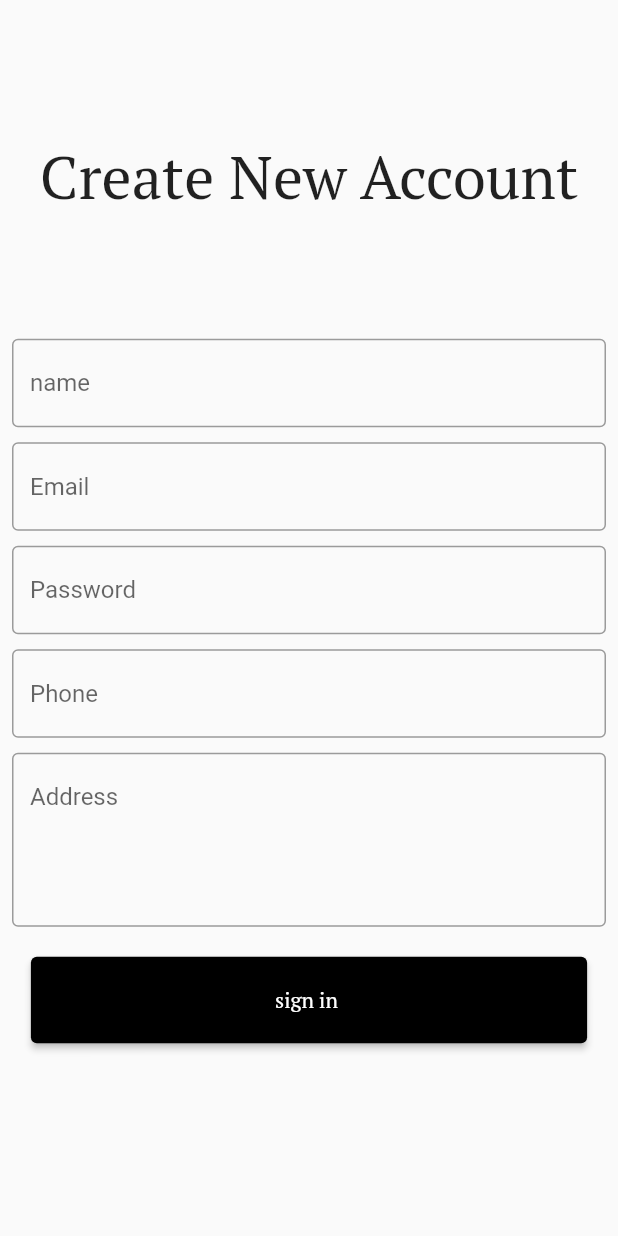
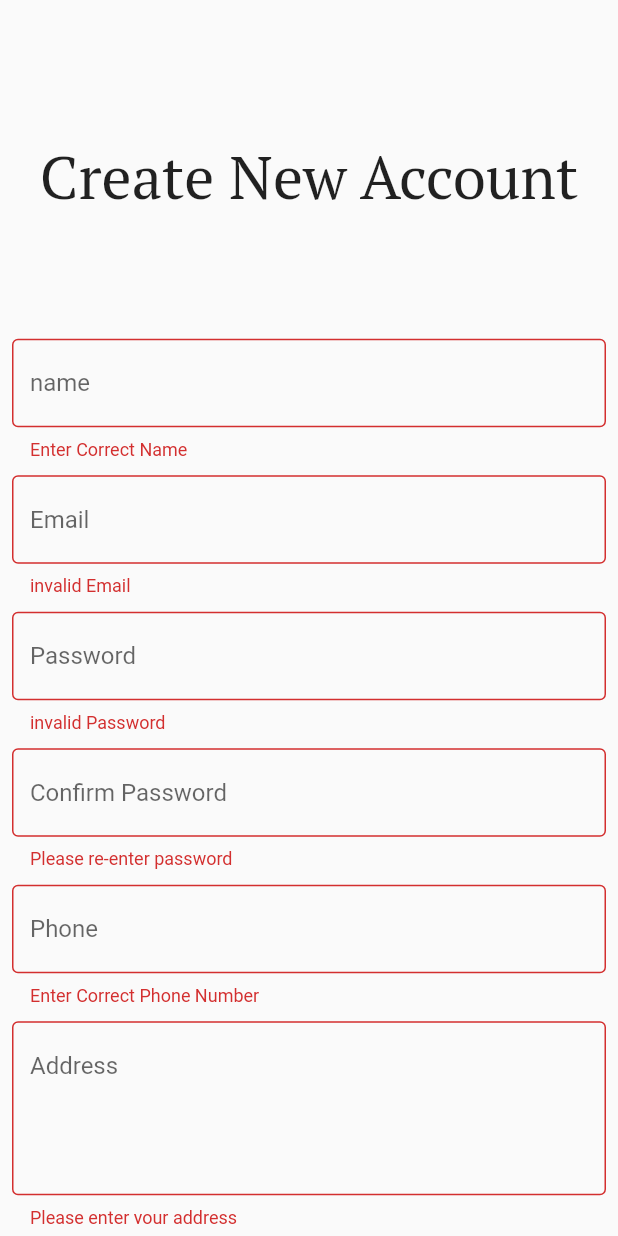
Before and after one commit to binuprasad/loginpage-sqflite, a Flutter app: the CreateAccount screen opened directly, after a tap on "sign in", on a phone screen of 412 x 824 dp. Run offline on Flutter 3.47's test engine with Material 2 defaults, Android fonts, the phone set to English and light mode, and no system bars; our stand-ins replace get, google_fonts, sqflite; accounts and stored records are empty.

Commit message:
ui part completed

```diff
--- a/lib/const/colors.dart
+++ b/lib/const/colors.dart
@@ -5,4 +5,4 @@ import 'package:flutter/material.dart';
 const pink = Colors.pinkAccent;
 const white = Colors.white;
 const black = Colors.black;
-const blue = Colors.blue;
+const blue = Color.fromARGB(255, 20, 115, 192);
--- /dev/null
+++ b/lib/controller/create_account_controller.dart
@@ -0,0 +1,55 @@
+import 'package:flutter/cupertino.dart';
+import 'package:get/get.dart';
+
+class CreateAccountController extends GetxController {
+  final passwordController = TextEditingController();
+  final confirmPasswordController = TextEditingController();
+  final nameController = TextEditingController();
+  final emailController = TextEditingController();
+  final phoneContrller = TextEditingController();
+  final addressController = TextEditingController();
+  final formKey = GlobalKey<FormState>();
+
+  buttonclickValidator() {
+    if (formKey.currentState!.validate()) {
+      return;
+    }
+  }
+
+  nameValidator(value) {
+    if (value.isEmpty || !RegExp(r'^[a-z A-Z]+$').hasMatch(value)) {
+      return "Enter Correct Name";
+    } else {
+      return null;
+    }
+  }
+
+  phoneValidator(value) {
+    if (value.isEmpty ||
+        !RegExp(r'^[+]*[(]{0,1}[0-9]{1,4}[)]{0,1}[-\s\./0-9]*$')
+            .hasMatch(value)) {
+      return "Enter Correct Phone Number";
+    } else {
+      return null;
+    }
+  }
+
+  confirmPasswordValidator(value) {
+    if (value == null || value.isEmpty) {
+      return 'Please re-enter password';
+    }
+    if (passwordController.text != confirmPasswordController.text) {
+      return "password doesnot match";
+    } else {
+      return null;
+    }
+  }
+
+  addressValidator(value) {
+    if (value.isEmpty) {
+      return 'Please enter your address';
+    } else {
+      return null;
+    }
+  }
+}
--- /dev/null
+++ b/lib/controller/login_controller.dart
@@ -0,0 +1,59 @@
+import 'dart:developer';
+
+import 'package:flutter/material.dart';
+import 'package:get/get.dart';
+import 'package:login_page_using_sql/db/db_functions.dart';
+import 'package:login_page_using_sql/model/model.dart';
+
+class LoginController extends GetxController {
+  final formKey = GlobalKey<FormState>();
+  final emailController = TextEditingController();
+  final passwordController = TextEditingController();
+  List<PeopleModel> peoples = [];
+  RxBool isobscure = false.obs;
+
+
+  // ----------------------------------getdetails
+  Future<void> getDetailes() async {
+    peoples.clear();
+    db.rawQuery('SELECT * FROM people');
+  }
+
+  //---------------------------add details
+
+  Future<void> addPeople(PeopleModel value) async {
+    await db.rawInsert(
+        'INSERT INTO people(name,password,email,phone,address)VALUES(?,?,?,?,?)',
+        [value.name, value.password, value.email, value.phone, value.address]);
+
+    peoples.add(value);
+  }
+ buttonclickValidator() {
+
+    if (formKey.currentState!.validate()) {
+      log("yuiop");
+      return  ;
+    }
+  }
+  // if (formKey.currentState.validate()) {
+  //     String email = emailController.text.trim();
+  //     String password = passwordController.text.trim();
+  // }
+  passwordValidator(value) {
+    if (value == null || value.isEmpty) {
+      return 'invalid Password';
+    }
+    if (value.length < 6) {
+      return 'Must be more than 5 charater';
+    }
+  }
+
+  emailValidator(value) {
+    if (value == null || value.isEmpty) {
+      return 'invalid Email';
+    }
+    if (!RegExp("^[a-zA-Z0-9+_.-]+@[a-zA-Z0-9.-]+.[a-z]").hasMatch(value)) {
+      return 'Please a valid Email';
+    }
+  }
+}
--- /dev/null
+++ b/lib/model/model.dart
@@ -0,0 +1,17 @@
+class PeopleModel {
+  int? id;
+
+  String name;
+  String phone;
+  String email;
+  String password;
+  String address;
+  PeopleModel({
+    this.id,
+    required this.name,
+    required this.phone,
+    required this.email,
+    required this.password,
+    required this.address,
+  });
+}
--- a/lib/view/create_account.dart
+++ b/lib/view/create_account.dart
@@ -1,25 +1,30 @@
 import 'package:flutter/material.dart';
+import 'package:get/get.dart';
 import 'package:google_fonts/google_fonts.dart';
 import 'package:login_page_using_sql/const/colors.dart';
 import 'package:login_page_using_sql/const/height.dart';
+import 'package:login_page_using_sql/controller/create_account_controller.dart';
+import 'package:login_page_using_sql/controller/login_controller.dart';
 import 'package:login_page_using_sql/view/widgets/textform_field.dart';
 
 class CreateAccount extends StatelessWidget {
-  const CreateAccount({Key? key}) : super(key: key);
-
-  Color? get pink => null;
-
+  CreateAccount({Key? key}) : super(key: key);
+  final createaccountController = Get.put(CreateAccountController());
+  final logincontroller = Get.put(LoginController());
   @override
   Widget build(BuildContext context) {
     return Scaffold(
       body: Padding(
         padding: const EdgeInsets.all(8.0),
+        child: SingleChildScrollView(
+          physics: const BouncingScrollPhysics(),
           child: Column(
             children: [
               Padding(
                 padding: EdgeInsets.only(
                   top: MediaQuery.of(context).size.height * 0.1,
-                  bottom: MediaQuery.of(context).size.height * 0.10),
+                  bottom: MediaQuery.of(context).size.height * 0.10,
+                ),
                 child: Center(
                   child: Text(
                     'Create New Account',
@@ -27,17 +32,55 @@ class CreateAccount extends StatelessWidget {
                   ),
                 ),
               ),
-            Textformfield(hinttext: 'name'),
+              Form(
+                key: createaccountController.formKey,
+                child: Column(
+                  children: [
+                    Textformfield(
+                      hinttext: 'name',
+                      validator: (value) {
+                        return createaccountController.nameValidator(value);
+                      }, textcontrolller: createaccountController.nameController,
+                    ),
                     h10,
-            Textformfield(hinttext: 'Email'),
+                    Textformfield(
+                      hinttext: 'Email',
+                      validator: (value) {
+                        return logincontroller.emailValidator(value);
+                      }, textcontrolller: createaccountController.nameController,
+                    ),
                     h10,
-            Textformfield(hinttext: 'Password'),
+                    Textformfield(
+                      hinttext: 'Password',
+                      validator: (value) {
+                        return logincontroller.passwordValidator(value);
+                      }, textcontrolller: createaccountController.passwordController,
+                    ),
                     h10,
-            Textformfield(hinttext: 'Phone'),
+                    Textformfield(
+                      hinttext: 'Confirm Password',
+                      validator: (value) {
+                        return createaccountController
+                            .confirmPasswordValidator(value);
+                      }, textcontrolller: createaccountController.confirmPasswordController,
+                    ),
+                    h10,
+                    Textformfield(
+                      hinttext: 'Phone',
+                      validator: (value) {
+                        return createaccountController.phoneValidator(value);
+                      }, textcontrolller: createaccountController.phoneContrller,
+                    ),
                     h10,
                     Textformfield(
                       hinttext: 'Address',
-              lines: 4,
+                      validator: (value) {
+                        return createaccountController.addressValidator(value);
+                      },
+                      lines: 4, textcontrolller: createaccountController.addressController,
+                    ),
+                  ],
+                ),
               ),
               h20,
               Container(
@@ -45,7 +88,9 @@ class CreateAccount extends StatelessWidget {
                 width: MediaQuery.of(context).size.width * 0.90,
                 height: MediaQuery.of(context).size.height * 0.07,
                 child: ElevatedButton(
-                    onPressed: () {},
+                  onPressed: () {
+                    createaccountController.buttonclickValidator();
+                  },
                   style: ButtonStyle(
                     backgroundColor: MaterialStateProperty.all(black),
                   ),
@@ -59,6 +104,7 @@ class CreateAccount extends StatelessWidget {
             ],
           ),
         ),
+      ),
     );
   }
 }
--- a/lib/view/widgets/textform_field.dart
+++ b/lib/view/widgets/textform_field.dart
@@ -1,22 +1,32 @@
 import 'package:flutter/material.dart';
+import 'package:get/get.dart';
+import 'package:login_page_using_sql/controller/login_controller.dart';
 
 // ignore: must_be_immutable
 class Textformfield extends StatelessWidget {
-  Textformfield({Key? key, required this.hinttext, this.suffixIcon,this.lines})
+  Textformfield({Key? key, required this.hinttext, this.suffixIcon, this.lines,this.validator,this.obscure, required this.textcontrolller})
       : super(key: key);
-  String hinttext;
-  IconData? suffixIcon;
-  int? lines;
+  final logincontroller = Get.put(LoginController());
+ final String hinttext;
+ final Widget? suffixIcon;
+ final int? lines;
+ final bool?obscure;
+ final TextEditingController textcontrolller;
+ final String? Function(String?)? validator;
   @override
   Widget build(BuildContext context) {
     return TextFormField(
       decoration: InputDecoration(
         border: const OutlineInputBorder(),
         hintText: hinttext,
-        suffixIcon: Icon(suffixIcon),
 
+
+        suffixIcon: suffixIcon,
       ),
+      obscureText: obscure ?? false,
       maxLines: lines,
+      validator: validator,
+      controller:textcontrolller ,
     );
   }
 }
```
Also changed, not shown: lib/db/db_functions.dart (added, +14 -0 lines), lib/main.dart (+6 -2 lines), lib/view/home.dart (+47 -13 lines). Lines whose indentation alone changed are shown as unchanged.
